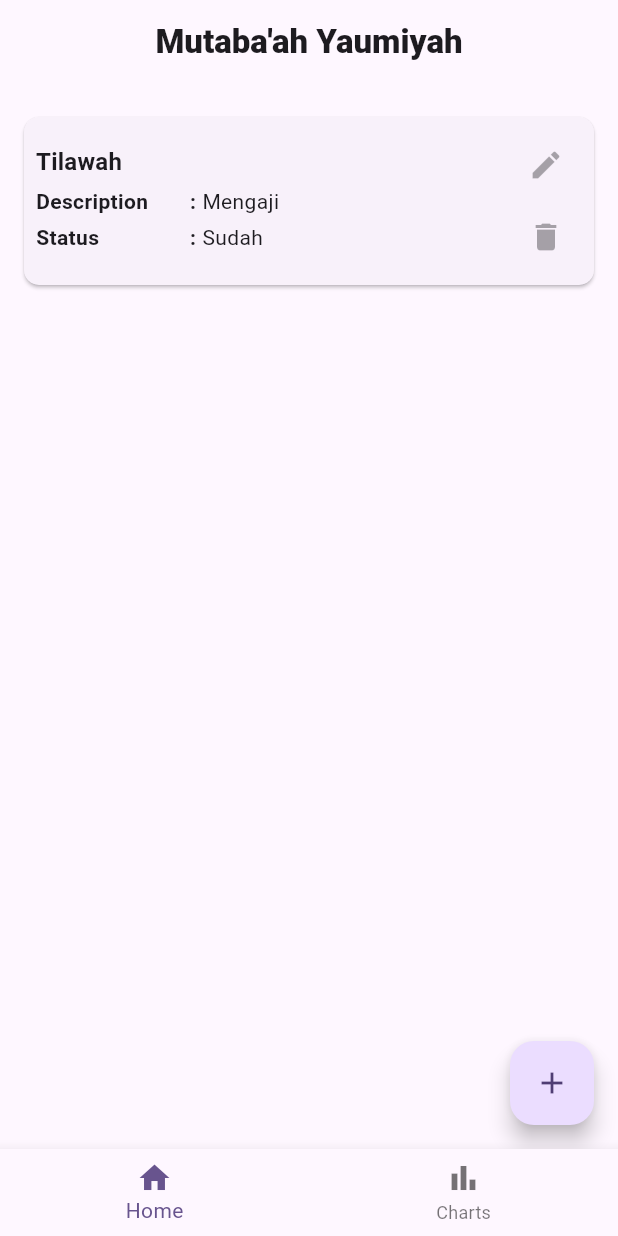
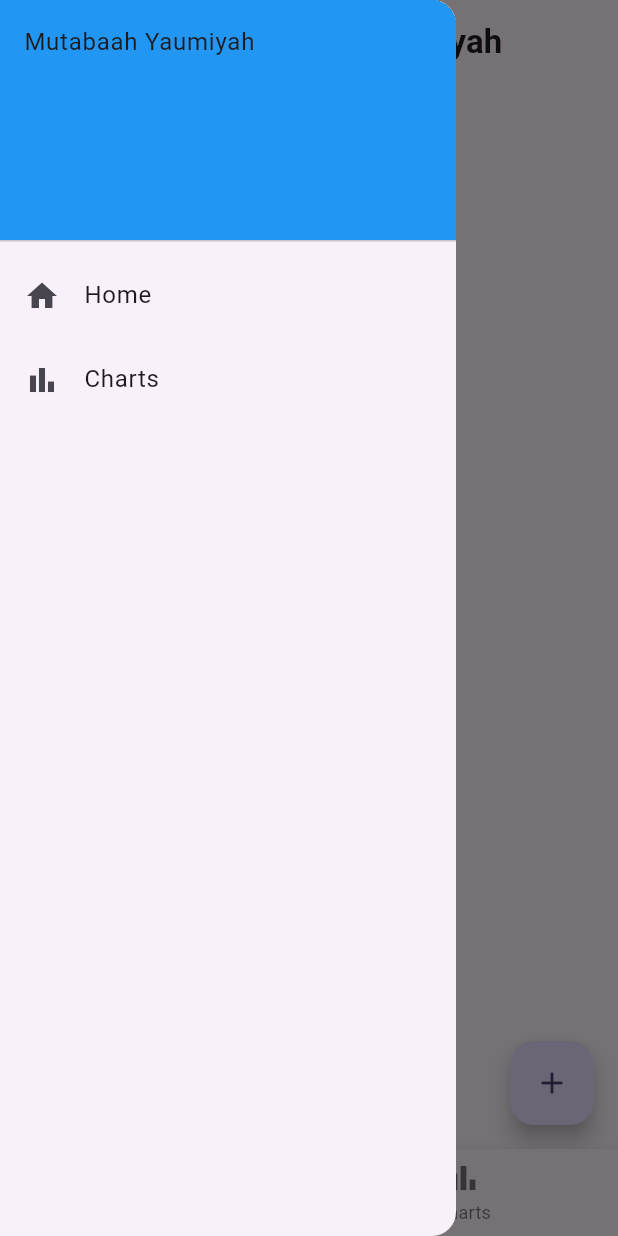
Before and after one commit to el-thobhy/yaumiyah, a Flutter app: the screen it shows after launch, with the side drawer open (before the commit the screen has no drawer), on a phone screen of 412 x 824 dp. Run offline on Flutter 3.47's test engine with Material 3 defaults, Android fonts, the phone set to English and light mode, and no system bars; our stand-ins replace sqflite; missing offline and left inert: sqlite3; accounts and stored records are empty.

Commit message:
Responsive Windows dan mobile

```diff
--- a/lib/navigation.dart
+++ b/lib/navigation.dart
@@ -10,25 +10,115 @@ class NavigationWidget extends StatefulWidget {
 }
 
 class _NavigationWidgetState extends State<NavigationWidget> {
-  int _indexBottomNavBar = 0;
+  int _index = 0;
+
+  final List<Widget> _pages = [HomePage(), ChartPage()];
 
   @override
   Widget build(BuildContext context) {
+    return LayoutBuilder(builder: (context, constraints) {
+      if (constraints.maxWidth >= 600) {
+        //Large Screen : using drawer
         return Scaffold(
-      body: switch (_indexBottomNavBar) { 0 => HomePage(), _ => ChartPage() },
+          appBar: AppBar(
+            title: Center(
+                child: Text(
+              "Mutabaah Yaumiyah",
+              style: TextStyle(fontWeight: FontWeight.bold),
+            )),
+          ),
+          body: _pages[_index],
+          drawer: Drawer(
+            child: ListView(
+              padding: EdgeInsets.zero,
+              children: [
+                const DrawerHeader(
+                  decoration: BoxDecoration(color: Colors.blue),
+                  child: Text("Mutabaah Yaumiyah"),
+                ),
+                ListTile(
+                  leading: const Icon(Icons.home),
+                  title: const Text("Home"),
+                  onTap: () {
+                    setState(() {
+                      _index = 0;
+                    });
+                    Navigator.pop(context);
+                  },
+                ),
+                ListTile(
+                  leading: const Icon(Icons.bar_chart),
+                  title: const Text("Charts"),
+                  onTap: () {
+                    setState(() {
+                      _index = 1;
+                    });
+                    Navigator.pop(context);
+                  },
+                ),
+              ],
+            ),
+          ),
+        );
+      } else {
+        //small screen
+        return Scaffold(
+          appBar: AppBar(
+            title: Center(
+                child: Text(
+              "Mutabaah Yaumiyah",
+              style: TextStyle(fontWeight: FontWeight.bold),
+            )),
+          ),
+          body: _pages[_index],
+          drawer: Drawer(
+            child: ListView(
+              padding: EdgeInsets.zero,
+              children: [
+                const DrawerHeader(
+                  decoration: BoxDecoration(color: Colors.blue),
+                  child: Text("Mutabaah Yaumiyah"),
+                ),
+                ListTile(
+                  leading: const Icon(Icons.home),
+                  title: const Text("Home"),
+                  onTap: () {
+                    setState(() {
+                      _index = 0;
+                    });
+                    Navigator.pop(context);
+                  },
+                ),
+                ListTile(
+                  leading: const Icon(Icons.bar_chart),
+                  title: const Text("Charts"),
+                  onTap: () {
+                    setState(() {
+                      _index = 1;
+                    });
+                    Navigator.pop(context);
+                  },
+                ),
+              ],
+            ),
+          ),
           bottomNavigationBar: BottomNavigationBar(
-          currentIndex: _indexBottomNavBar,
+              currentIndex: _index,
               onTap: (index) {
                 setState(() {
-              _indexBottomNavBar = index;
+                  _index = index;
                 });
               },
               items: const [
                 BottomNavigationBarItem(
                     icon: Icon(Icons.home), label: "Home", tooltip: "Home"),
                 BottomNavigationBarItem(
-                icon: Icon(Icons.bar_chart), label: "Charts", tooltip: "Charts")
+                    icon: Icon(Icons.bar_chart),
+                    label: "Charts",
+                    tooltip: "Charts")
               ]),
         );
       }
+    });
   }
+}
--- a/lib/screen/home_page.dart
+++ b/lib/screen/home_page.dart
@@ -1,5 +1,4 @@
 import 'package:flutter/material.dart';
-import 'package:mutabaah_yaumiyah/model/item_model.dart';
 import 'package:mutabaah_yaumiyah/provider/local_database_provider.dart';
 import 'package:mutabaah_yaumiyah/screen/form_screen.dart';
 import 'package:mutabaah_yaumiyah/static/action_page_enum.dart';
@@ -17,7 +16,6 @@ class _HomePageState extends State<HomePage> {
   @override
   void initState() {
     super.initState();
-
     Future.microtask(() {
       context.read<LocalDatabaseProvider>().loadAllItemValue();
     });
@@ -26,35 +24,41 @@ class _HomePageState extends State<HomePage> {
   @override
   Widget build(BuildContext context) {
     return Scaffold(
-      appBar: AppBar(
-        title: const Center(
-            child: Text(
-          "Mutaba'ah Yaumiyah",
-          style: TextStyle(fontWeight: FontWeight.w900),
-        )),
-      ),
-      body: SingleChildScrollView(
+      body: LayoutBuilder(
+        builder: (context, constraints) {
+          final isWideScreen =
+              constraints.maxWidth >= 700; // Deteksi layar lebar
+
+          return SingleChildScrollView(
             child: Padding(
               padding: const EdgeInsets.all(16.0),
-          child: Column(
-            children: [
-              ItemWidget(
-                item: Item(
-                    item_name: "Tilawah",
-                    description: "Mengaji",
-                    inserted_at: DateTime.now().toString(),
-                    updated_at: DateTime.now().toString(),
-                    status: "Sudah",
-                    is_deleted: false),
+              child: Consumer<LocalDatabaseProvider>(
+                builder: (context, value, child) {
+                  if (value.itemList == null) {
+                    return const Center(
+                      child: CircularProgressIndicator(),
+                    );
+                  }
+
+                  final itemList = value.itemList!;
+                  if (itemList.isEmpty) {
+                    return const Center(
+                      child: Text("No items available"),
+                    );
+                  }
+
+                  // GridView untuk 2 kolom pada layar lebar, 1 kolom pada layar kecil
+                  return GridView.builder(
+                    primary: false,
+                    shrinkWrap:
+                        true, // Untuk menyesuaikan tinggi di dalam SingleChildScrollView
+                    gridDelegate: SliverGridDelegateWithFixedCrossAxisCount(
+                      crossAxisCount:
+                          isWideScreen ? 2 : 1, // Dua kolom untuk layar lebar
+                      mainAxisSpacing: 16, // Jarak antar baris
+                      crossAxisSpacing: 16, // Jarak antar kolom
+                      childAspectRatio: 3, // Rasio lebar : tinggi untuk item
                     ),
-              Consumer<LocalDatabaseProvider>(builder: (context, value, child) {
-                if (value.itemList == null) {
-                  return const SizedBox();
-                }
-                final itemList = value.itemList!;
-                return ListView.builder(
-                    primary: false,
-                    shrinkWrap: true,
                     itemCount: itemList.length,
                     itemBuilder: (context, index) {
                       final item = itemList[index];
@@ -70,7 +74,8 @@ class _HomePageState extends State<HomePage> {
                           } else {
                             ScaffoldMessenger.of(context).showSnackBar(
                               const SnackBar(
-                                  content: Text("This item cannot be deleted")),
+                                content: Text("This item cannot be deleted"),
+                              ),
                             );
                           }
                         },
@@ -82,20 +87,25 @@ class _HomePageState extends State<HomePage> {
                                 builder: (context) => FormScreen(
                                   actionPageEnum: ActionPageEnum.edit,
                                   item: item,
-                                        )));
+                                ),
+                              ),
+                            );
                           } else {
                             ScaffoldMessenger.of(context).showSnackBar(
                               const SnackBar(
-                                    content:
-                                        Text("This item cannot be Edited")));
+                                content: Text("This item cannot be Edited"),
+                              ),
+                            );
                           }
                         },
                       );
-                    });
-              })
-            ],
+                    },
+                  );
+                },
               ),
             ),
+          );
+        },
       ),
       floatingActionButton: FloatingActionButton(
         onPressed: () {
@@ -104,7 +114,9 @@ class _HomePageState extends State<HomePage> {
             MaterialPageRoute(
               builder: (context) => const FormScreen(
                 actionPageEnum: ActionPageEnum.add,
-                      )));
+              ),
+            ),
+          );
         },
         child: const Icon(Icons.add),
       ),
--- a/lib/widget/item_widget.dart
+++ b/lib/widget/item_widget.dart
@@ -18,7 +18,7 @@ class ItemWidget extends StatelessWidget {
       shape: RoundedRectangleBorder(
         borderRadius: borderRadius,
       ),
-      margin: const EdgeInsets.symmetric(horizontal: 0, vertical: 6),
+      margin: const EdgeInsets.symmetric(horizontal: 6, vertical: 6),
       child: InkWell(
         onTap: () {},
         borderRadius: borderRadius,
--- a/pubspec.yaml
+++ b/pubspec.yaml
@@ -37,6 +37,8 @@ dependencies:
   fl_chart: ^0.70.1
   sqflite: ^2.4.1
   provider: ^6.1.2
+  sqlite3: ^2.5.0
+  sqlite3_flutter_libs: ^0.5.28
 
 dev_dependencies:
   flutter_test:
```
Also changed, not shown: lib/services/sqlite_services.dart (+151 -34 lines), pubspec.lock, 6 other files. Lines whose indentation alone changed are shown as unchanged.
